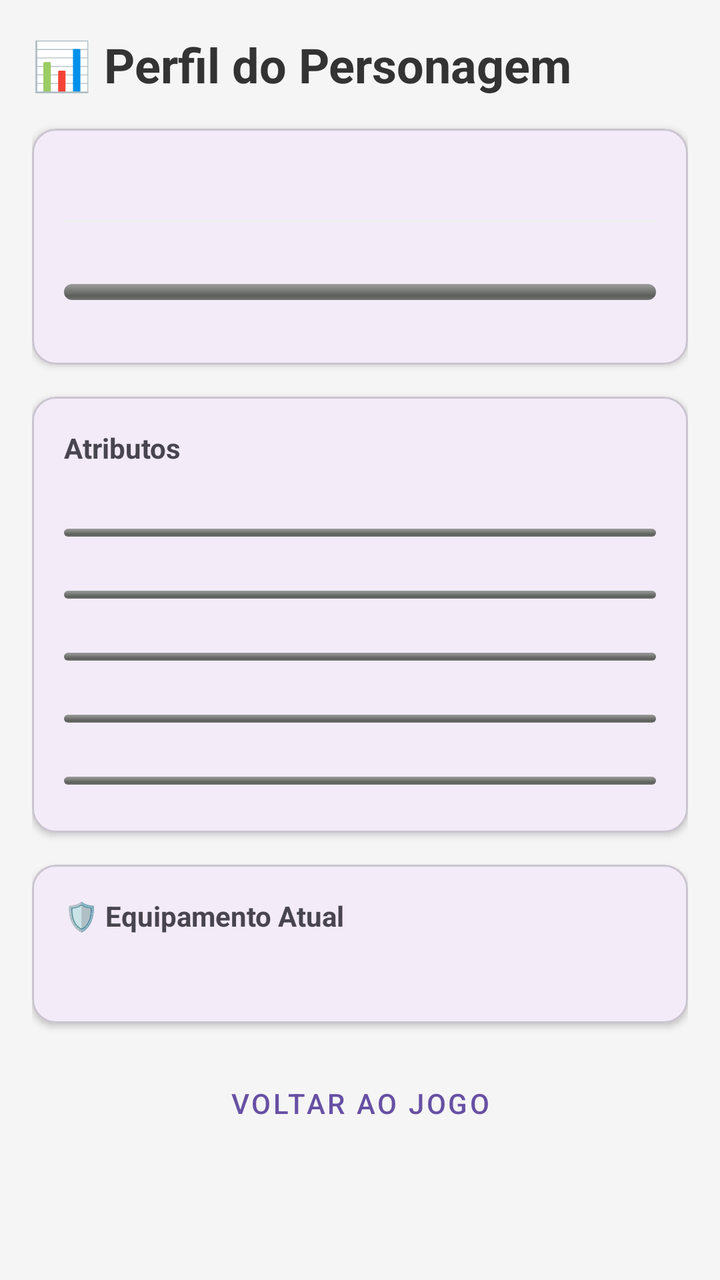
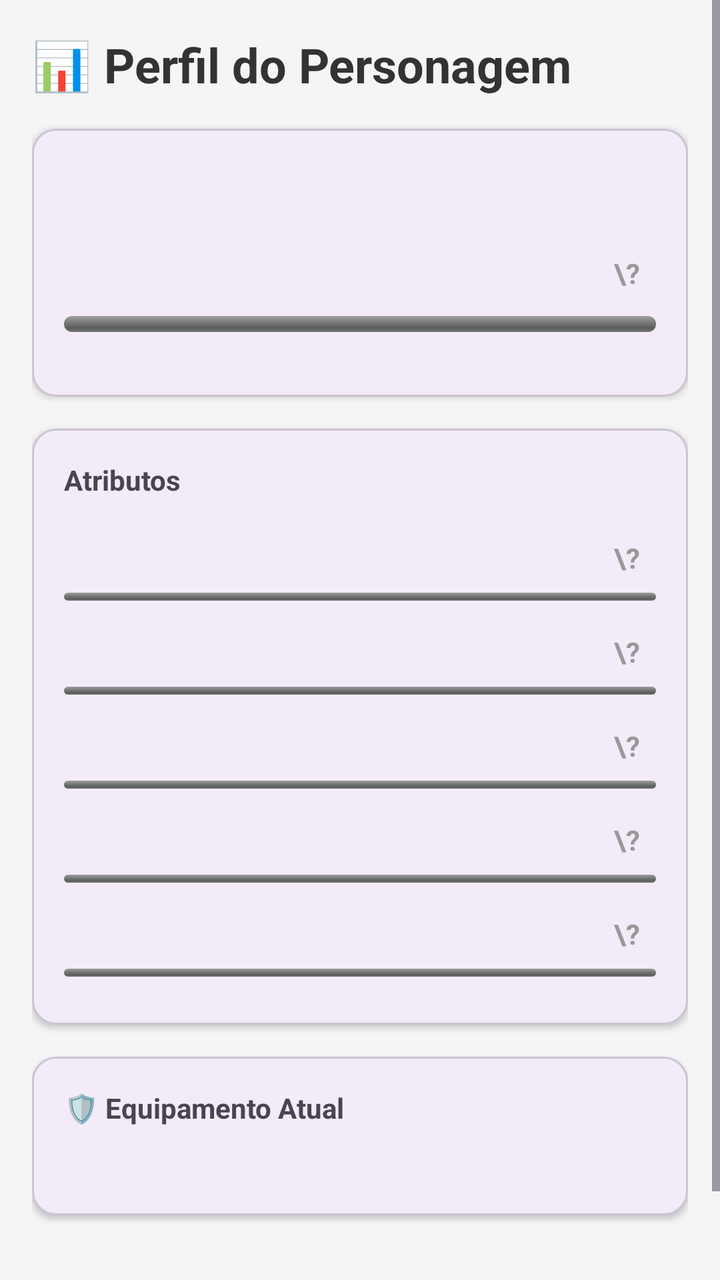

The first picture is an Android layout as it rendered before a commit; the second is the same layout after the commit. The layout source and the unified diff follow.
<!-- AndroidManifest.xml: application theme Theme.TypingFrontier -->
<!-- res/layout/activity_status.xml -->
<?xml version="1.0" encoding="utf-8"?>
<ScrollView xmlns:android="http://schemas.android.com/apk/res/android"
    xmlns:app="http://schemas.android.com/apk/res-auto"
    android:layout_width="match_parent"
    android:layout_height="match_parent"
    android:background="#F5F5F5"
    android:fitsSystemWindows="true">

    <LinearLayout
        android:layout_width="match_parent"
        android:layout_height="wrap_content"
        android:orientation="vertical"
        android:padding="16dp">

        <TextView
            android:text="📊 Perfil do Personagem"
            android:textSize="24sp"
            android:textStyle="bold"
            android:layout_marginBottom="16dp"
            android:textColor="#333333"
            android:layout_width="wrap_content"
            android:layout_height="wrap_content"/>

        
        <com.google.android.material.card.MaterialCardView
            android:layout_width="match_parent"
            android:layout_height="wrap_content"
            app:cardCornerRadius="12dp"
            app:cardElevation="2dp"
            android:layout_marginBottom="16dp">

            <LinearLayout
                android:padding="16dp"
                android:orientation="vertical"
                android:layout_width="match_parent"
                android:layout_height="wrap_content">

                <TextView android:id="@+id/txtIdentidade" android:textSize="16sp" android:textColor="#333333" android:layout_width="wrap_content" android:layout_height="wrap_content"/>
                <View android:layout_width="match_parent" android:layout_height="1dp" android:background="#EEEEEE" android:layout_marginVertical="8dp"/>
                <TextView android:id="@+id/txtNivel" android:textStyle="bold" android:layout_width="wrap_content" android:layout_height="wrap_content"/>
                <ProgressBar android:id="@+id/progressNivel" style="@android:style/Widget.ProgressBar.Horizontal" android:layout_width="match_parent" android:layout_height="8dp" android:layout_marginTop="4dp" android:progressTint="#2196F3"/>
                <TextView android:id="@+id/txtXpPercentual" android:textSize="12sp" android:layout_width="wrap_content" android:layout_height="wrap_content"/>
            </LinearLayout>
        </com.google.android.material.card.MaterialCardView>

        
        <com.google.android.material.card.MaterialCardView
            android:layout_width="match_parent"
            android:layout_height="wrap_content"
            app:cardCornerRadius="12dp"
            app:cardElevation="2dp"
            android:layout_marginBottom="16dp">

            <LinearLayout
                android:padding="16dp"
                android:orientation="vertical"
                android:layout_width="match_parent"
                android:layout_height="wrap_content">

                <TextView android:text="Atributos" android:textStyle="bold" android:layout_marginBottom="12dp" android:layout_width="wrap_content" android:layout_height="wrap_content"/>

                <TextView android:id="@+id/txtForca" android:textSize="14sp" android:layout_width="wrap_content" android:layout_height="wrap_content"/>
                <ProgressBar android:id="@+id/progressForca" style="@android:style/Widget.ProgressBar.Horizontal" android:layout_width="match_parent" android:layout_height="4dp" android:progressTint="#F44336" android:layout_marginBottom="8dp"/>

                <TextView android:id="@+id/txtVelocidade" android:textSize="14sp" android:layout_width="wrap_content" android:layout_height="wrap_content"/>
                <ProgressBar android:id="@+id/progressVelocidade" style="@android:style/Widget.ProgressBar.Horizontal" android:layout_width="match_parent" android:layout_height="4dp" android:progressTint="#4CAF50" android:layout_marginBottom="8dp"/>

                <TextView android:id="@+id/txtInteligencia" android:textSize="14sp" android:layout_width="wrap_content" android:layout_height="wrap_content"/>
                <ProgressBar android:id="@+id/progressInteligencia" style="@android:style/Widget.ProgressBar.Horizontal" android:layout_width="match_parent" android:layout_height="4dp" android:progressTint="#3F51B5" android:layout_marginBottom="8dp"/>

                <TextView android:id="@+id/txtResistencia" android:textSize="14sp" android:layout_width="wrap_content" android:layout_height="wrap_content"/>
                <ProgressBar android:id="@+id/progressResistencia" style="@android:style/Widget.ProgressBar.Horizontal" android:layout_width="match_parent" android:layout_height="4dp" android:progressTint="#FF9800" android:layout_marginBottom="8dp"/>

                <TextView android:id="@+id/txtCarisma" android:textSize="14sp" android:layout_width="wrap_content" android:layout_height="wrap_content"/>
                <ProgressBar android:id="@+id/progressCarisma" style="@android:style/Widget.ProgressBar.Horizontal" android:layout_width="match_parent" android:layout_height="4dp" android:progressTint="#E91E63" android:layout_marginBottom="8dp"/>

            </LinearLayout>
        </com.google.android.material.card.MaterialCardView>

        
        <com.google.android.material.card.MaterialCardView
            android:layout_width="match_parent"
            android:layout_height="wrap_content"
            app:cardCornerRadius="12dp"
            app:cardElevation="2dp"
            android:layout_marginBottom="16dp">

            <LinearLayout
                android:padding="16dp"
                android:orientation="vertical"
                android:layout_width="match_parent"
                android:layout_height="wrap_content">

                <TextView android:text="🛡️ Equipamento Atual" android:textStyle="bold" android:layout_marginBottom="8dp" android:layout_width="wrap_content" android:layout_height="wrap_content"/>
                <TextView android:id="@+id/txtEquipamentosDetalhe" android:textSize="15sp" android:textColor="#444444" android:layout_width="match_parent" android:layout_height="wrap_content"/>

            </LinearLayout>
        </com.google.android.material.card.MaterialCardView>

        <Button
            android:id="@+id/btnVoltar"
            android:text="Voltar ao Jogo"
            style="@style/Widget.MaterialComponents.Button.TextButton"
            android:layout_width="match_parent"
            android:layout_height="wrap_content"/>

    </LinearLayout>
</ScrollView>
<!-- resources referenced by this layout -->
<resources>
  <style name="Theme.TypingFrontier" parent="Base.Theme.TypingFrontier">
          
          <item name="android:windowSplashScreenBackground">#000000</item>
          <item name="android:windowSplashScreenAnimatedIcon">@drawable/app_icon_base</item>
  
          
          <item name="android:windowActivityTransitions">true</item>
          <item name="android:windowAnimationStyle">@style/CustomActivityAnimation</item>
  
          
          <item name="android:statusBarColor">#FFFFFF</item>
          <item name="android:windowLightStatusBar">true</item>
          <item name="android:windowDrawsSystemBarBackgrounds">true</item>
      </style>
  <style name="Base.Theme.TypingFrontier" parent="Theme.Material3.DayNight.NoActionBar">
          
          
      </style>
  <style name="CustomActivityAnimation" parent="@android:style/Animation.Activity">
          <item name="android:activityOpenEnterAnimation">@anim/fade_in</item>
          <item name="android:activityOpenExitAnimation">@anim/fade_out</item>
          <item name="android:activityCloseEnterAnimation">@anim/fade_in</item>
          <item name="android:activityCloseExitAnimation">@anim/fade_out</item>
      </style>
</resources>

<!-- the commit's change to res/layout/activity_status.xml (unified diff, before → after) -->
@@ -37,7 +37,14 @@
 
                 <TextView android:id="@+id/txtIdentidade" android:textSize="16sp" android:textColor="#333333" android:layout_width="wrap_content" android:layout_height="wrap_content"/>
                 <View android:layout_width="match_parent" android:layout_height="1dp" android:background="#EEEEEE" android:layout_marginVertical="8dp"/>
-                <TextView android:id="@+id/txtNivel" android:textStyle="bold" android:layout_width="wrap_content" android:layout_height="wrap_content"/>
+                <LinearLayout
+                    android:layout_width="match_parent"
+                    android:layout_height="wrap_content"
+                    android:orientation="horizontal"
+                    android:gravity="center_vertical">
+                    <TextView android:id="@+id/txtNivel" android:textStyle="bold" android:layout_width="0dp" android:layout_height="wrap_content" android:layout_weight="1"/>
+                    <TextView android:id="@+id/btnHelpNivel" android:layout_width="wrap_content" android:layout_height="wrap_content" android:padding="8dp" android:text="\?" android:textColor="#999999" android:textStyle="bold" android:textSize="14sp" />
+                </LinearLayout>
                 <ProgressBar android:id="@+id/progressNivel" style="@android:style/Widget.ProgressBar.Horizontal" android:layout_width="match_parent" android:layout_height="8dp" android:layout_marginTop="4dp" android:progressTint="#2196F3"/>
                 <TextView android:id="@+id/txtXpPercentual" android:textSize="12sp" android:layout_width="wrap_content" android:layout_height="wrap_content"/>
             </LinearLayout>
@@ -59,19 +66,54 @@
 
                 <TextView android:text="Atributos" android:textStyle="bold" android:layout_marginBottom="12dp" android:layout_width="wrap_content" android:layout_height="wrap_content"/>
 
-                <TextView android:id="@+id/txtForca" android:textSize="14sp" android:layout_width="wrap_content" android:layout_height="wrap_content"/>
+                <LinearLayout
+                    android:layout_width="match_parent"
+                    android:layout_height="wrap_content"
+                    android:orientation="horizontal"
+                    android:gravity="center_vertical">
+                    <TextView android:id="@+id/txtForca" android:textSize="14sp" android:layout_width="0dp" android:layout_height="wrap_content" android:layout_weight="1"/>
+                    <TextView android:id="@+id/btnHelpForca" android:layout_width="wrap_content" android:layout_height="wrap_content" android:padding="8dp" android:text="\?" android:textColor="#999999" android:textStyle="bold" android:textSize="14sp" />
+                </LinearLayout>
                 <ProgressBar android:id="@+id/progressForca" style="@android:style/Widget.ProgressBar.Horizontal" android:layout_width="match_parent" android:layout_height="4dp" android:progressTint="#F44336" android:layout_marginBottom="8dp"/>
 
-                <TextView android:id="@+id/txtVelocidade" android:textSize="14sp" android:layout_width="wrap_content" android:layout_height="wrap_content"/>
+                <LinearLayout
+                    android:layout_width="match_parent"
+                    android:layout_height="wrap_content"
+                    android:orientation="horizontal"
+                    android:gravity="center_vertical">
+                    <TextView android:id="@+id/txtVelocidade" android:textSize="14sp" android:layout_width="0dp" android:layout_height="wrap_content" android:layout_weight="1"/>
+                    <TextView android:id="@+id/btnHelpVelocidade" android:layout_width="wrap_content" android:layout_height="wrap_content" android:padding="8dp" android:text="\?" android:textColor="#999999" android:textStyle="bold" android:textSize="14sp" />
+                </LinearLayout>
                 <ProgressBar android:id="@+id/progressVelocidade" style="@android:style/Widget.ProgressBar.Horizontal" android:layout_width="match_parent" android:layout_height="4dp" android:progressTint="#4CAF50" android:layout_marginBottom="8dp"/>
 
-                <TextView android:id="@+id/txtInteligencia" android:textSize="14sp" android:layout_width="wrap_content" android:layout_height="wrap_content"/>
+                <LinearLayout
+                    android:layout_width="match_parent"
+                    android:layout_height="wrap_content"
+                    android:orientation="horizontal"
+                    android:gravity="center_vertical">
+                    <TextView android:id="@+id/txtInteligencia" android:textSize="14sp" android:layout_width="0dp" android:layout_height="wrap_content" android:layout_weight="1"/>
+                    <TextView android:id="@+id/btnHelpInteligencia" android:layout_width="wrap_content" android:layout_height="wrap_content" android:padding="8dp" android:text="\?" android:textColor="#999999" android:textStyle="bold" android:textSize="14sp" />
+                </LinearLayout>
                 <ProgressBar android:id="@+id/progressInteligencia" style="@android:style/Widget.ProgressBar.Horizontal" android:layout_width="match_parent" android:layout_height="4dp" android:progressTint="#3F51B5" android:layout_marginBottom="8dp"/>
 
-                <TextView android:id="@+id/txtResistencia" android:textSize="14sp" android:layout_width="wrap_content" android:layout_height="wrap_content"/>
+                <LinearLayout
+                    android:layout_width="match_parent"
+                    android:layout_height="wrap_content"
+                    android:orientation="horizontal"
+                    android:gravity="center_vertical">
+                    <TextView android:id="@+id/txtResistencia" android:textSize="14sp" android:layout_width="0dp" android:layout_height="wrap_content" android:layout_weight="1"/>
+                    <TextView android:id="@+id/btnHelpResistencia" android:layout_width="wrap_content" android:layout_height="wrap_content" android:padding="8dp" android:text="\?" android:textColor="#999999" android:textStyle="bold" android:textSize="14sp" />
+                </LinearLayout>
                 <ProgressBar android:id="@+id/progressResistencia" style="@android:style/Widget.ProgressBar.Horizontal" android:layout_width="match_parent" android:layout_height="4dp" android:progressTint="#FF9800" android:layout_marginBottom="8dp"/>
 
-                <TextView android:id="@+id/txtCarisma" android:textSize="14sp" android:layout_width="wrap_content" android:layout_height="wrap_content"/>
+                <LinearLayout
+                    android:layout_width="match_parent"
+                    android:layout_height="wrap_content"
+                    android:orientation="horizontal"
+                    android:gravity="center_vertical">
+                    <TextView android:id="@+id/txtCarisma" android:textSize="14sp" android:layout_width="0dp" android:layout_height="wrap_content" android:layout_weight="1"/>
+                    <TextView android:id="@+id/btnHelpCarisma" android:layout_width="wrap_content" android:layout_height="wrap_content" android:padding="8dp" android:text="\?" android:textColor="#999999" android:textStyle="bold" android:textSize="14sp" />
+                </LinearLayout>
                 <ProgressBar android:id="@+id/progressCarisma" style="@android:style/Widget.ProgressBar.Horizontal" android:layout_width="match_parent" android:layout_height="4dp" android:progressTint="#E91E63" android:layout_marginBottom="8dp"/>
 
             </LinearLayout>
